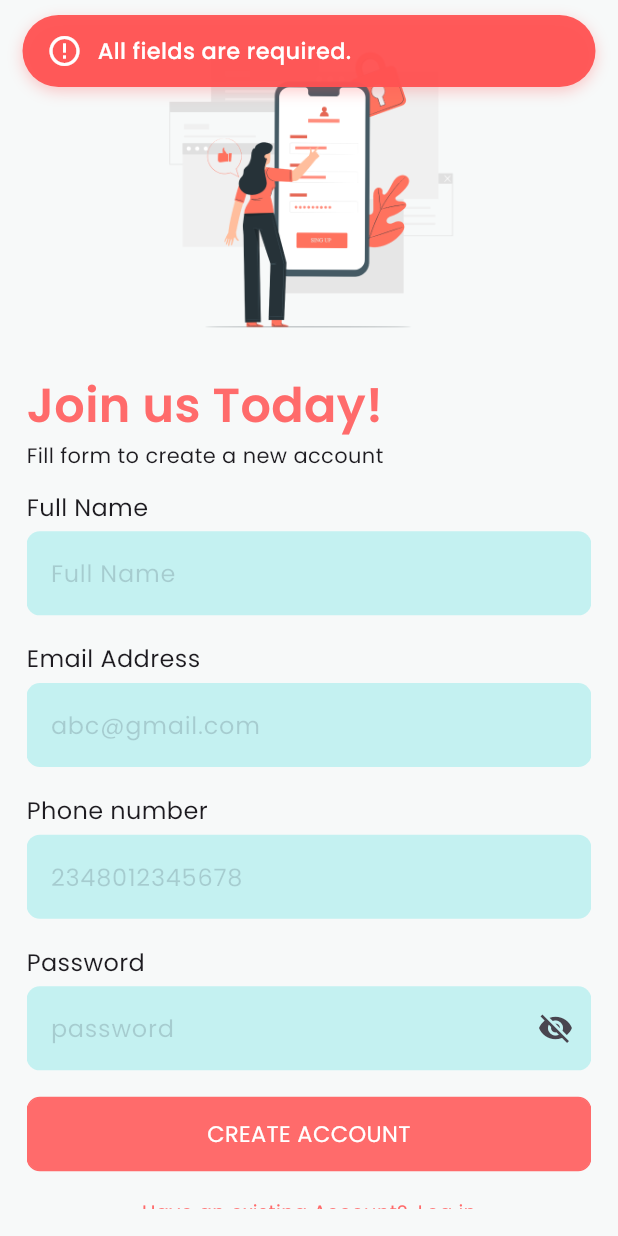
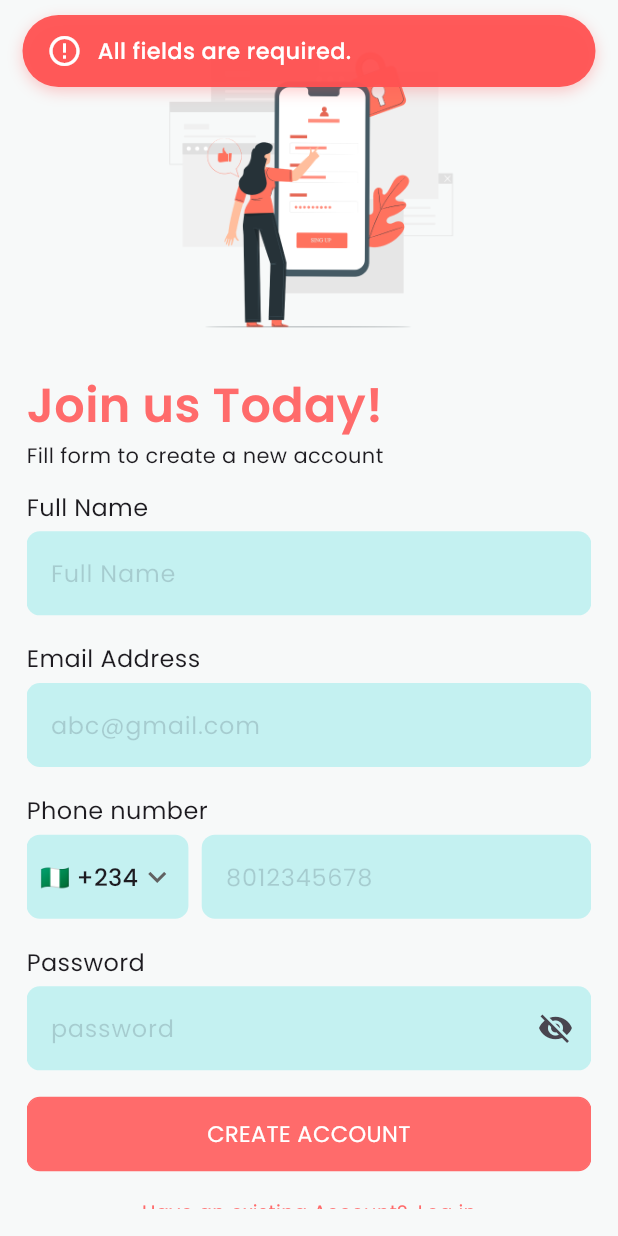
Before and after one commit to styceplug/OtoNav, a Flutter app: the CustomerCreateAccount screen opened by its route, after a tap on "CREATE ACCOUNT", on a phone screen of 412 x 824 dp. Run offline on Flutter 3.47's test engine with Material 3 defaults, Android fonts, the light colour scheme and no system bars; our stand-ins replace dio, firebase_core, firebase_messaging, fl_chart, flutter_local_notifications, flutter_map and 12 more; accounts and stored records are empty; generated files the repository leaves out were written again; network calls fail.

Commit message:
Implement phone number formatting with international dial codes and integrate Text-to-Speech plugins
- **Authentication & Registration**:
    - Implement a `_formatPhoneNumber` helper in `AuthController` to sanitize and standardize phone numbers by removing non-digit characters and handling country code prefixes.
    - Update `registerCustomer` to support dynamic dial codes during the registration process.
    - Add a country code picker (dropdown) to `CustomerCreateAccount` with support for multiple regions (NG, GH, KE, ZA, GB, US).
    - Refactor the phone input field in the registration UI to separate the dial code selection from the local number entry.

- **Infrastructure & Dependencies**:
    - Integrate `flutter_tts` (Text-to-Speech) across macOS and Windows platforms.
    - Add `android.builtInKotlin` and `android.newDsl` flags to `gradle.properties` as part of a Flutter migration update.
    - Update generated plugin registrants for macOS and Windows to include the new TTS and connectivity dependencies.

```diff
--- a/lib/controllers/auth_controller.dart
+++ b/lib/controllers/auth_controller.dart
@@ -175,11 +175,11 @@ class AuthController extends GetxController {
     }
   }
 
-  Future<void> registerCustomer() async {
+  Future<void> registerCustomer({String dialCode = '+234'}) async {
     String name = nameController.text.trim();
     String email = emailController.text.trim();
     String password = passwordController.text.trim();
-    String phoneNumber = phoneController.text.trim();
+    String phoneNumber = _formatPhoneNumber(phoneController.text, dialCode);
 
     if (name.isEmpty ||
         email.isEmpty ||
@@ -211,6 +211,28 @@ class AuthController extends GetxController {
       String errorMsg = _getErrorMessage(response);
       CustomSnackBar.failure(message: errorMsg);
     }
+  }
+
+  String _formatPhoneNumber(String value, String dialCode) {
+    final raw = value.trim();
+    if (raw.isEmpty) return '';
+
+    final countryCode = dialCode.replaceAll(RegExp(r'\D'), '');
+    var digits = raw.replaceAll(RegExp(r'\D'), '');
+
+    if (raw.startsWith('+') && digits.startsWith(countryCode)) {
+      return digits;
+    }
+
+    if (digits.startsWith(countryCode)) {
+      digits = digits.substring(countryCode.length);
+    }
+
+    while (digits.startsWith('0')) {
+      digits = digits.substring(1);
+    }
+
+    return '$countryCode$digits';
   }
 
   Future<void> login() async {
--- a/lib/screens/auth/customer/create_account.dart
+++ b/lib/screens/auth/customer/create_account.dart
@@ -19,6 +19,16 @@ class CustomerCreateAccount extends StatefulWidget {
 class _CustomerCreateAccountState extends State<CustomerCreateAccount> {
   AuthController authController = Get.find<AuthController>();
   bool isPasswordVisible = false;
+  String _selectedDialCode = '+234';
+
+  final List<Map<String, String>> _dialCodes = const [
+    {'country': 'Nigeria', 'flag': '🇳🇬', 'code': '+234'},
+    {'country': 'Ghana', 'flag': '🇬🇭', 'code': '+233'},
+    {'country': 'Kenya', 'flag': '🇰🇪', 'code': '+254'},
+    {'country': 'South Africa', 'flag': '🇿🇦', 'code': '+27'},
+    {'country': 'United Kingdom', 'flag': '🇬🇧', 'code': '+44'},
+    {'country': 'United States', 'flag': '🇺🇸', 'code': '+1'},
+  ];
 
   void togglePassVisibility() {
     setState(() {
@@ -88,9 +98,48 @@ class _CustomerCreateAccountState extends State<CustomerCreateAccount> {
                 style: TextStyle(fontSize: Dimensions.font17),
               ),
               SizedBox(height: Dimensions.height5),
-              CustomTextField(
-                hintText: '2348012345678',
-                controller: authController.phoneController,
+              Row(
+                crossAxisAlignment: CrossAxisAlignment.start,
+                children: [
+                  Container(
+                    height: 56,
+                    padding: EdgeInsets.symmetric(
+                      horizontal: Dimensions.width10,
+                    ),
+                    decoration: BoxDecoration(
+                      color: AppColors.cardColor.withValues(alpha: 0.7),
+                      borderRadius: BorderRadius.circular(Dimensions.radius10),
+                    ),
+                    child: DropdownButtonHideUnderline(
+                      child: DropdownButton<String>(
+                        value: _selectedDialCode,
+                        icon: const Icon(Icons.keyboard_arrow_down),
+                        items: _dialCodes.map((item) {
+                          final code = item['code']!;
+                          return DropdownMenuItem<String>(
+                            value: code,
+                            child: Text(
+                              '${item['flag']} $code',
+                              style: const TextStyle(fontFamily: 'Poppins'),
+                            ),
+                          );
+                        }).toList(),
+                        onChanged: (value) {
+                          if (value == null) return;
+                          setState(() => _selectedDialCode = value);
+                        },
+                      ),
+                    ),
+                  ),
+                  SizedBox(width: Dimensions.width10),
+                  Expanded(
+                    child: CustomTextField(
+                      hintText: '8012345678',
+                      controller: authController.phoneController,
+                      keyboardType: TextInputType.phone,
+                    ),
+                  ),
+                ],
               ),
               SizedBox(height: Dimensions.height20),
               Text('Password', style: TextStyle(fontSize: Dimensions.font17)),
@@ -110,7 +159,7 @@ class _CustomerCreateAccountState extends State<CustomerCreateAccount> {
               SizedBox(height: Dimensions.height20),
               CustomButton(
                 onPressed: () {
-                  authController.registerCustomer();
+                  authController.registerCustomer(dialCode: _selectedDialCode);
                 },
                 text: 'CREATE ACCOUNT',
               ),
```
Also changed, not shown: 5 other files.
